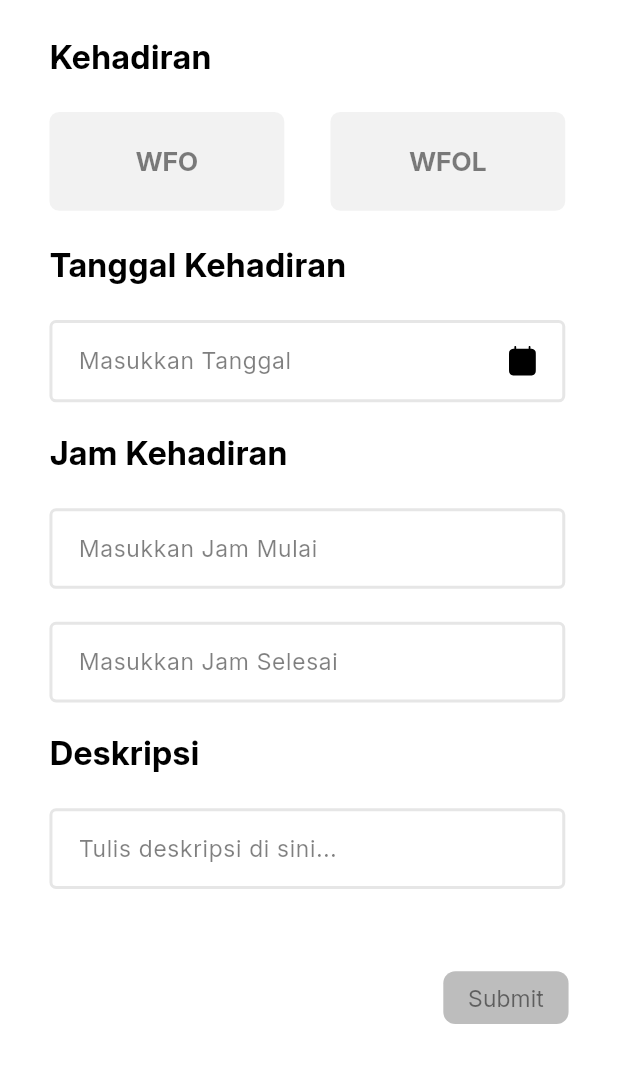
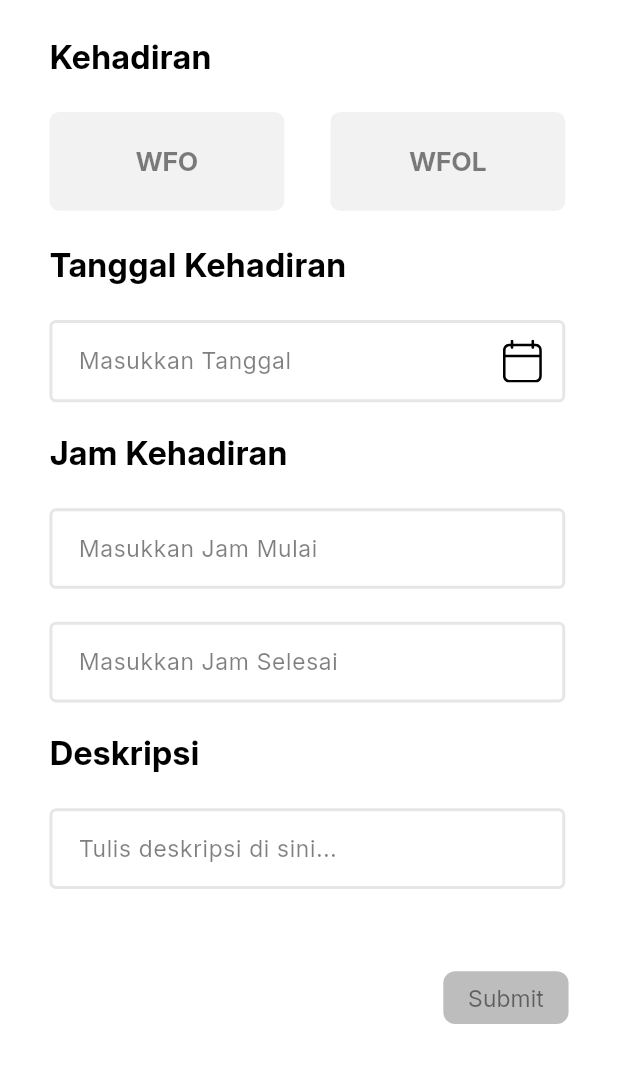
Before and after one commit to rennn9/MBPS-KP, a Flutter app: the MenuAbsenManualPegawai1Screen screen opened by its route, on a phone screen of 412 x 824 dp, the part 129-1212 px from its top. Run offline on Flutter 3.47's test engine with Material 3 defaults, Android fonts, the phone set to English and light mode, and no system bars; our stand-ins replace cached_network_image, connectivity_plus, flutter_svg, flutter_time_picker_spinner, smooth_page_indicator, timelines_plus; project files that could hold a hidden picture were left out.

```diff
--- a/lib/core/utils/image_constant.dart
+++ b/lib/core/utils/image_constant.dart
@@ -96,5 +96,6 @@ class ImageConstant {
   static String imgEllipse59 = '$imagePath/img_ellipse_59.svg';
   static String imgEllipse60 = '$imagePath/img_ellipse_60.svg';
   static String imgEllipse61 = '$imagePath/img_ellipse_61.svg';
+  static String imgCrossCircle = '$imagePath/img_crosss_circle.svg';
   static String imageNotFound = 'assets/images/image_not_found.png';
 }
--- a/lib/presentation/menu_absen_manual_pegawai_1_screen/menu_absen_manual_pegawai_1_screen.dart
+++ b/lib/presentation/menu_absen_manual_pegawai_1_screen/menu_absen_manual_pegawai_1_screen.dart
@@ -235,7 +235,7 @@ class _MenuAbsenManualPegawai1ScreenState
           suffix: Container(
             margin: EdgeInsets.fromLTRB(16.h, 12.h, 10.h, 12.h),
             child: CustomImageView(
-              imagePath: ImageConstant.imgStashdatadatelight,
+              imagePath: ImageConstant.imgVectorErrorcontainer,
               height: 26.h,
               width: 32.h,
               fit: BoxFit.contain,
```
Also changed, not shown: assets/images/img_crosss_circle.svg (added).
